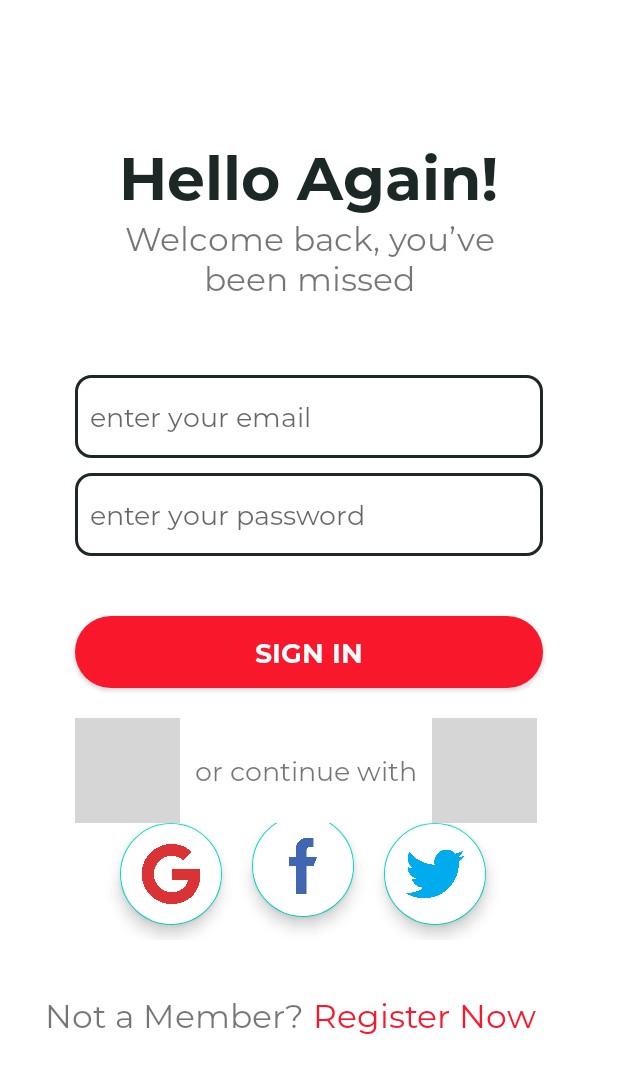
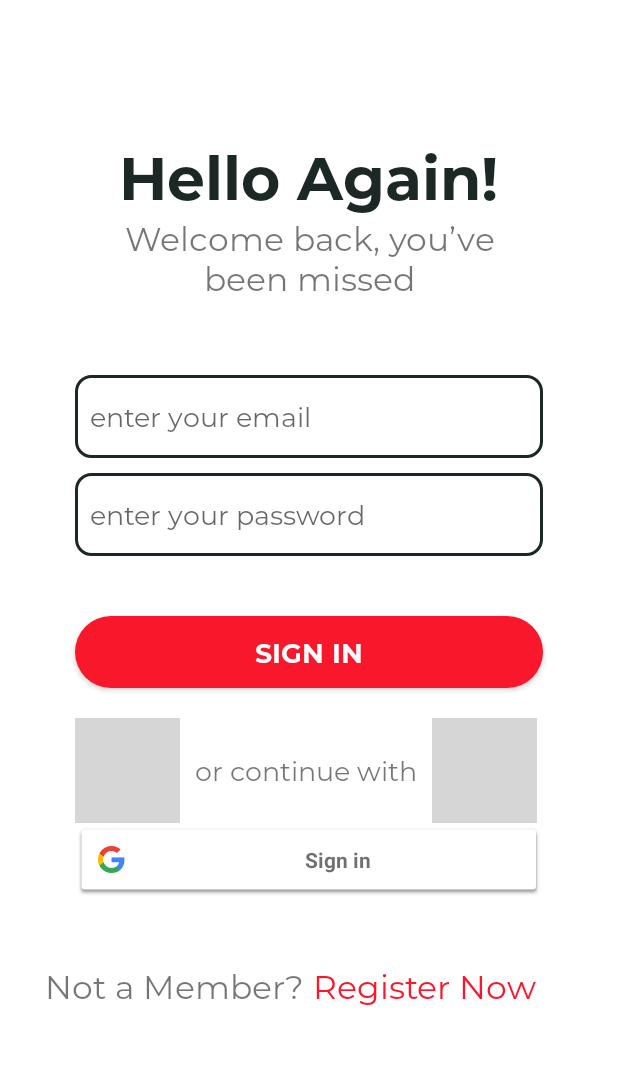
Before and after one commit to HAPIIIS/FoodShop, an Android app: the MainActivity screen opened directly, with no data from a screen before it, on a phone screen of 412 x 824 dp. Shown: the top 1073 px of the screen. Run offline under Robolectric (Android 15) with nearby library versions, the phone set to English and light mode, and no system bars; our stand-ins replace Firebase (no records; nobody signed in at launch, a user with empty details on screens opened directly); grey boxes are pictures that could not be loaded.

Commit message:
sign in with google

```diff
--- a/app/build.gradle
+++ b/app/build.gradle
@@ -36,6 +36,8 @@ dependencies {
     implementation platform('com.google.firebase:firebase-bom:31.1.0')
     implementation 'com.google.firebase:firebase-analytics'
     implementation 'com.google.firebase:firebase-auth'
+    implementation 'com.google.android.gms:play-services-auth:20.4.0'
+    implementation 'com.facebook.android:facebook-android-sdk:latest.release'
     testImplementation 'junit:junit:4.13.2'
     androidTestImplementation 'androidx.test.ext:junit:1.1.3'
     androidTestImplementation 'androidx.test.espresso:espresso-core:3.4.0'
--- a/app/src/main/java/com/example/projectmobile/MainActivity.java
+++ b/app/src/main/java/com/example/projectmobile/MainActivity.java
@@ -6,17 +6,27 @@ import androidx.appcompat.app.AppCompatActivity;
 import android.app.ProgressDialog;
 import android.content.Intent;
 import android.os.Bundle;
+import android.util.Log;
 import android.view.View;
 import android.widget.Button;
 import android.widget.EditText;
 import android.widget.TextView;
 import android.widget.Toast;
 
+import com.google.android.gms.auth.api.signin.GoogleSignIn;
+import com.google.android.gms.auth.api.signin.GoogleSignInAccount;
+import com.google.android.gms.auth.api.signin.GoogleSignInClient;
+import com.google.android.gms.auth.api.signin.GoogleSignInOptions;
+import com.google.android.gms.common.SignInButton;
+import com.google.android.gms.common.api.ApiException;
 import com.google.android.gms.tasks.OnCompleteListener;
 import com.google.android.gms.tasks.Task;
+import com.google.android.material.floatingactionbutton.FloatingActionButton;
+import com.google.firebase.auth.AuthCredential;
 import com.google.firebase.auth.AuthResult;
 import com.google.firebase.auth.FirebaseAuth;
 import com.google.firebase.auth.FirebaseUser;
+import com.google.firebase.auth.GoogleAuthProvider;
 
 public class MainActivity extends AppCompatActivity {
     private EditText email, password;
@@ -24,6 +34,8 @@ public class MainActivity extends AppCompatActivity {
     private Button login;
     private FirebaseAuth mAuth;
     private ProgressDialog progressDialog;
+    private GoogleSignInClient mGoogleSignInClient;
+    private SignInButton google;
 
     @Override
     protected void onCreate(Bundle savedInstanceState) {
@@ -38,6 +50,7 @@ public class MainActivity extends AppCompatActivity {
         regisnow = findViewById(R.id.register_intent);
         email = findViewById(R.id.email);
         password = findViewById(R.id.password);
+        google = findViewById(R.id.google);
         mAuth = FirebaseAuth.getInstance();
 
         progressDialog = new ProgressDialog(MainActivity.this);
@@ -62,6 +75,21 @@ public class MainActivity extends AppCompatActivity {
                 startActivity(new Intent(MainActivity.this, RegisterActivity.class));
             }
         });
+
+        google.setOnClickListener(v ->{
+            googlesignIn();
+        });
+
+        GoogleSignInOptions gso = new GoogleSignInOptions.Builder(GoogleSignInOptions.DEFAULT_SIGN_IN)
+                .requestIdToken("641229207092-jfqortilt4t446krr52sbsp3g7oofolj.apps.googleusercontent.com")
+                .requestEmail()
+                .build();
+
+        mGoogleSignInClient = GoogleSignIn.getClient(this, gso);
+    }
+    private void googlesignIn(){
+        Intent signInIntent = mGoogleSignInClient.getSignInIntent();
+        startActivityForResult(signInIntent, 1001);
     }
     private void login(String email, String password){
         mAuth.signInWithEmailAndPassword(email, password).addOnCompleteListener(new OnCompleteListener<AuthResult>() {
@@ -84,6 +112,38 @@ public class MainActivity extends AppCompatActivity {
     }
 
     @Override
+    public void onActivityResult(int requestCode, int resultCode, Intent data){
+        super.onActivityResult(requestCode, resultCode, data);
+        if (requestCode == 1001){
+            Task<GoogleSignInAccount> task = GoogleSignIn.getSignedInAccountFromIntent(data);
+            try{
+                GoogleSignInAccount account = task.getResult(ApiException.class);
+                Log.d("Google Sign In", "firebaseAuthWithGoogle:" + account.getId());
+                firebaseAuthWithGoogle(account.getIdToken());
+            }catch (ApiException e){
+                Log.w("Google Sign In","Google Sign in Failed", e);
+            }
+        }
+    }
+
+    private void firebaseAuthWithGoogle(String idToken){
+        AuthCredential credential = GoogleAuthProvider.getCredential(idToken,null);
+        mAuth.signInWithCredential(credential)
+                .addOnCompleteListener(this, new OnCompleteListener<AuthResult>() {
+                    @Override
+                    public void onComplete(@NonNull Task<AuthResult> task) {
+                        if (task.isSuccessful()){
+                            Log.d("Google Sign In", "signInWithCredential:success");
+                            FirebaseUser user = mAuth.getCurrentUser();
+                        }else{
+                            Log.w("Google Sign In","signInWithCredential:failure", task.getException());
+                        }
+                        reload();
+                    }
+                });
+    }
+
+    @Override
     public void onStart() {
         super.onStart();
         // Check if user is signed in (non-null) and update UI accordingly.
--- a/app/src/main/res/layout/activity_info_graphic1.xml
+++ b/app/src/main/res/layout/activity_info_graphic1.xml
@@ -4,7 +4,8 @@
     xmlns:tools="http://schemas.android.com/tools"
     android:layout_width="match_parent"
     android:layout_height="match_parent"
-    tools:context=".InfoGraphic1">
+    tools:context=".InfoGraphic1"
+    android:background="@color/white">
 
     <TextView
         android:id="@+id/skip"
--- a/app/src/main/res/layout/activity_info_graphic2.xml
+++ b/app/src/main/res/layout/activity_info_graphic2.xml
@@ -4,7 +4,8 @@
     xmlns:tools="http://schemas.android.com/tools"
     android:layout_width="match_parent"
     android:layout_height="match_parent"
-    tools:context=".InfoGraphic1">
+    tools:context=".InfoGraphic1"
+    android:background="@color/white">
 
     <TextView
         android:id="@+id/skip"
--- a/app/src/main/res/layout/activity_info_graphic3.xml
+++ b/app/src/main/res/layout/activity_info_graphic3.xml
@@ -4,7 +4,8 @@
     xmlns:tools="http://schemas.android.com/tools"
     android:layout_width="match_parent"
     android:layout_height="match_parent"
-    tools:context=".InfoGraphic1">
+    tools:context=".InfoGraphic1"
+    android:background="@color/white">
 
     <TextView
         android:id="@+id/skip"
--- a/app/src/main/res/layout/activity_main.xml
+++ b/app/src/main/res/layout/activity_main.xml
@@ -5,7 +5,8 @@
     android:layout_width="match_parent"
     android:layout_height="match_parent"
     tools:context=".MainActivity"
-    android:orientation="vertical">
+    android:orientation="vertical"
+    android:background="@color/white">
 
     <TextView
         android:layout_width="wrap_content"
@@ -100,43 +101,15 @@
         android:orientation="horizontal"
         android:layout_marginStart="50dp"
         android:layout_marginEnd="50dp">
-        <com.google.android.material.floatingactionbutton.FloatingActionButton
+        <com.google.android.gms.common.SignInButton
             android:id="@+id/google"
-            android:layout_marginStart="30dp"
-            android:layout_width="68dp"
-            android:layout_height="68dp"
+            android:layout_width="match_parent"
+            android:layout_height="wrap_content"
             android:backgroundTint="@color/white"
             android:src="@drawable/google"
-            app:fabCustomSize="68dp"
-            app:maxImageSize="40dp"
-            app:tint="#db3236"
             android:layout_marginBottom="10dp">
-        </com.google.android.material.floatingactionbutton.FloatingActionButton>
-        <com.google.android.material.floatingactionbutton.FloatingActionButton
-            android:id="@+id/facebook"
-            android:layout_width="68dp"
-            android:layout_height="68dp"
-            android:backgroundTint="@color/white"
-            android:layout_gravity="center"
-            android:layout_marginStart="20dp"
-            android:layout_marginEnd="20dp"
-            android:src="@drawable/facebook"
-            app:fabCustomSize="68dp"
-            app:maxImageSize="40dp"
-            app:tint="#4267B2"
-            android:layout_marginBottom="10dp">
-        </com.google.android.material.floatingactionbutton.FloatingActionButton>
-        <com.google.android.material.floatingactionbutton.FloatingActionButton
-            android:id="@+id/twitter"
-            android:layout_width="68dp"
-            android:layout_height="68dp"
-            android:backgroundTint="@color/white"
-            android:src="@drawable/twitter"
-            app:fabCustomSize="68dp"
-            app:maxImageSize="40dp"
-            app:tint="#00acee"
-            android:layout_marginBottom="10dp">
-        </com.google.android.material.floatingactionbutton.FloatingActionButton>
+        </com.google.android.gms.common.SignInButton>
+
     </LinearLayout>
     <LinearLayout
         android:layout_width="match_parent"
--- a/app/src/main/res/layout/activity_pilih_warung.xml
+++ b/app/src/main/res/layout/activity_pilih_warung.xml
@@ -5,6 +5,7 @@
     android:layout_width="match_parent"
     android:layout_height="match_parent"
     android:background="@drawable/eclipse"
+    app:tint="@color/white"
     tools:context=".PilihWarungActivity"
     android:orientation="vertical">
 
--- a/app/src/main/res/values/strings.xml
+++ b/app/src/main/res/values/strings.xml
@@ -1,3 +1,4 @@
 <resources>
     <string name="app_name">Project Mobile</string>
+    <string name="webclientid">641229207092-jfqortilt4t446krr52sbsp3g7oofolj.apps.googleusercontent.com</string>
 </resources>
```
